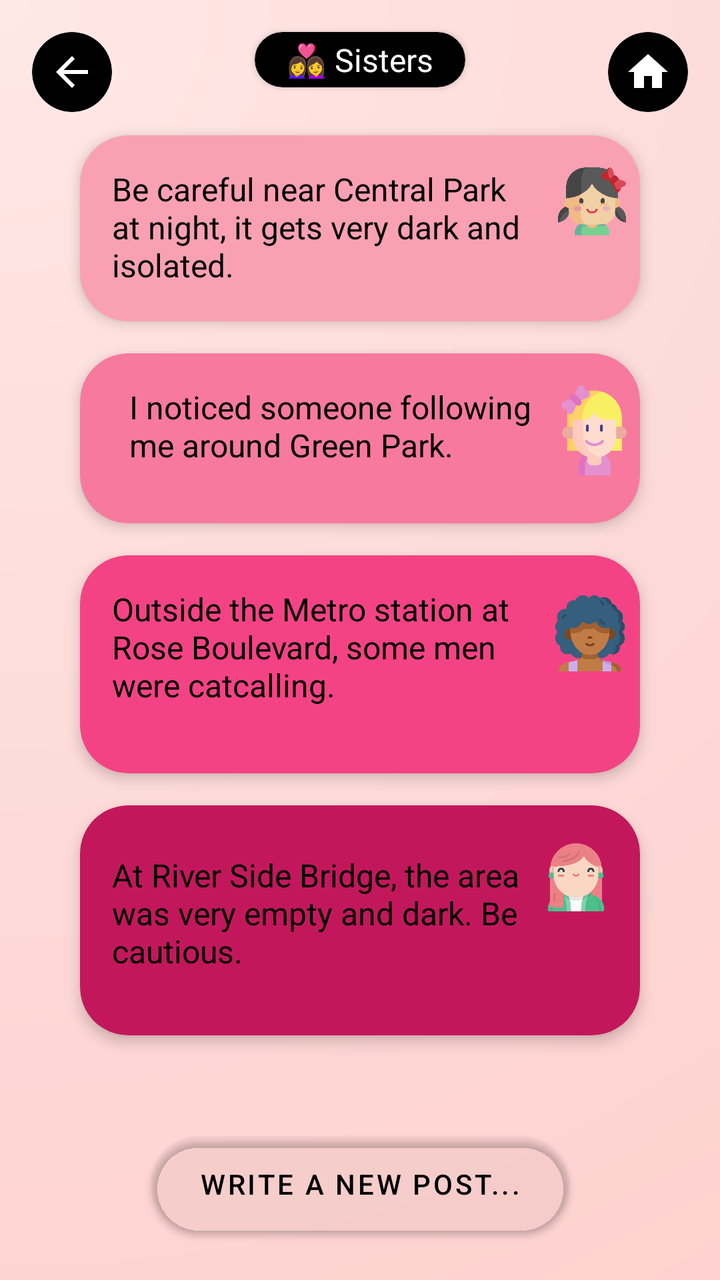
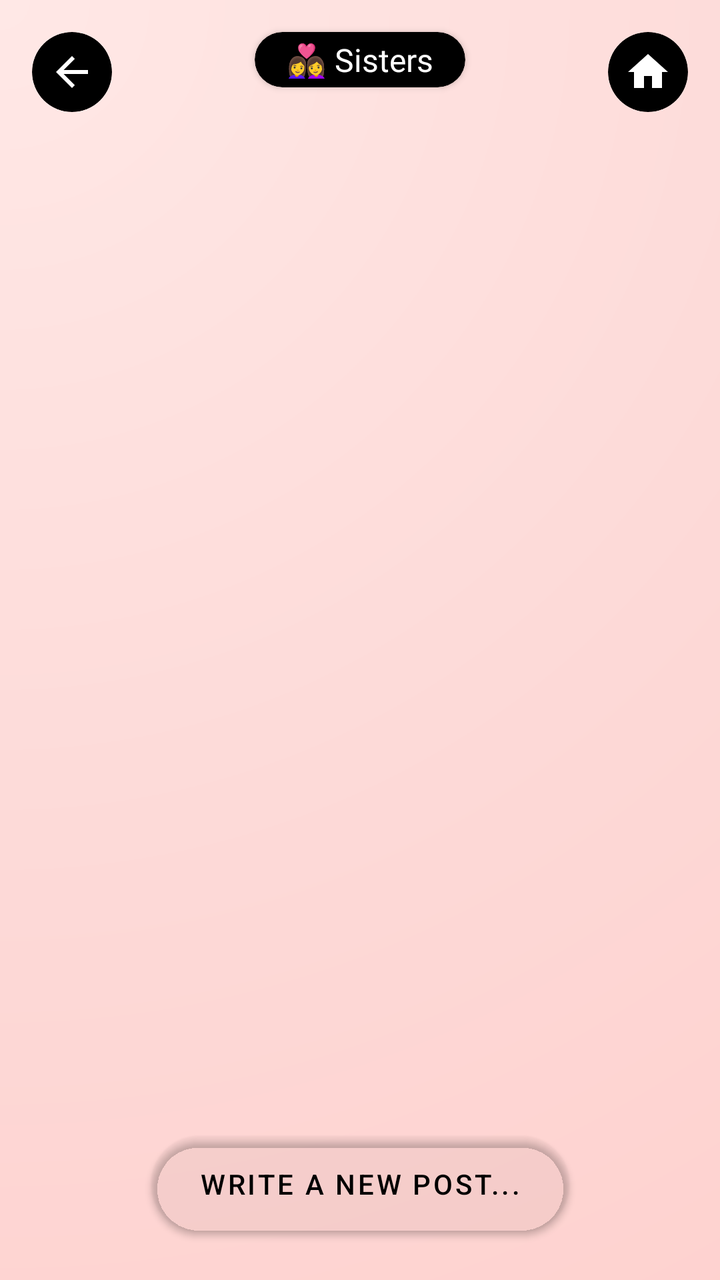

Screens rendered from an Android XML layout before and after an edit, with the pre-edit source and the edit as a unified diff.
<!-- AndroidManifest.xml: application theme Theme.SafeHer -->
<!-- res/layout/fragment_sisters.xml -->
<?xml version="1.0" encoding="utf-8"?>
<androidx.constraintlayout.widget.ConstraintLayout xmlns:android="http://schemas.android.com/apk/res/android"
    xmlns:app="http://schemas.android.com/apk/res-auto"
    xmlns:tools="http://schemas.android.com/tools"
    android:layout_width="match_parent"
    android:layout_height="match_parent"
    android:background="@drawable/gradient_background">

    
    <androidx.cardview.widget.CardView
        android:id="@+id/backButtonCard"
        android:layout_width="40dp"
        android:layout_height="40dp"
        android:layout_marginStart="16dp"
        android:layout_marginTop="16dp"
        app:cardBackgroundColor="#000000"
        app:cardCornerRadius="20dp"
        app:cardElevation="0dp"
        app:layout_constraintStart_toStartOf="parent"
        app:layout_constraintTop_toTopOf="parent">

        <ImageView
            android:id="@+id/backButton"
            android:layout_width="24dp"
            android:layout_height="24dp"
            android:layout_gravity="center"
            android:contentDescription="Back"
            android:src="@drawable/ic_back"
            app:tint="#FFFFFF" />
    </androidx.cardview.widget.CardView>

    
    <androidx.cardview.widget.CardView
        android:id="@+id/homeButtonCard"
        android:layout_width="40dp"
        android:layout_height="40dp"
        android:layout_marginTop="16dp"
        android:layout_marginEnd="16dp"
        app:cardBackgroundColor="#000000"
        app:cardCornerRadius="20dp"
        app:cardElevation="0dp"
        app:layout_constraintEnd_toEndOf="parent"
        app:layout_constraintTop_toTopOf="parent">

        <ImageView
            android:id="@+id/homeButton"
            android:layout_width="24dp"
            android:layout_height="24dp"
            android:layout_gravity="center"
            android:contentDescription="Home"
            android:src="@drawable/ic_home"
            app:tint="#FFFFFF" />
    </androidx.cardview.widget.CardView>

    <androidx.cardview.widget.CardView
        android:id="@+id/Sisters"
        android:layout_width="wrap_content"
        android:layout_height="wrap_content"
        android:layout_marginTop="16dp"
        app:cardBackgroundColor="#000000"
        app:cardCornerRadius="20dp"
        app:layout_constraintEnd_toEndOf="parent"
        app:layout_constraintStart_toStartOf="parent"
        app:layout_constraintTop_toTopOf="parent">

        <androidx.constraintlayout.widget.ConstraintLayout
            android:layout_width="wrap_content"
            android:layout_height="wrap_content"
            android:paddingHorizontal="16dp"
            android:paddingVertical="3dp">


            <TextView
                android:layout_width="wrap_content"
                android:layout_height="wrap_content"
                android:layout_marginStart="8dp"
                android:fontFamily="@font/poppins_medium"
                android:text="👩‍❤️‍👩 Sisters"
                android:textColor="#FFFFFF"
                android:textSize="16sp"
                app:layout_constraintBottom_toBottomOf="parent"
                app:layout_constraintEnd_toEndOf="parent"
                app:layout_constraintHorizontal_bias="0.0"
                app:layout_constraintStart_toEndOf="@id/clockIcon"
                app:layout_constraintTop_toTopOf="parent"
                app:layout_constraintVertical_bias="1.0" />

        </androidx.constraintlayout.widget.ConstraintLayout>
    </androidx.cardview.widget.CardView>

    
    <androidx.cardview.widget.CardView
        android:id="@+id/post1"
        android:layout_width="280dp"
        android:layout_height="wrap_content"
        app:cardCornerRadius="24dp"
        app:cardElevation="4dp"
        app:cardBackgroundColor="#F9A1B3"
        app:layout_constraintTop_toBottomOf="@id/Sisters"
        app:layout_constraintStart_toStartOf="parent"
        app:layout_constraintEnd_toEndOf="parent"
        android:layout_marginTop="24dp">

        <androidx.constraintlayout.widget.ConstraintLayout
            android:layout_width="307dp"
            android:layout_height="match_parent"
            android:padding="16dp">

            <ImageView
                android:id="@+id/profile_icon_post1"
                android:layout_width="38dp"
                android:layout_height="34dp"
                android:layout_marginEnd="16dp"
                android:src="@drawable/girl1"
                app:layout_constraintEnd_toEndOf="parent"
                app:layout_constraintTop_toTopOf="parent" />

            <TextView
                android:id="@+id/text_post1"
                android:layout_width="244dp"
                android:layout_height="61dp"
                android:text="Be careful near Central Park at night, it gets very dark and isolated."
                android:textColor="#000000"
                android:textSize="16sp"
                app:layout_constraintBottom_toBottomOf="parent"
                app:layout_constraintEnd_toStartOf="@+id/profile_icon_post1"
                app:layout_constraintHorizontal_bias="0.0"
                app:layout_constraintStart_toStartOf="parent"
                app:layout_constraintTop_toTopOf="parent"
                app:layout_constraintVertical_bias="0.0" />
        </androidx.constraintlayout.widget.ConstraintLayout>
    </androidx.cardview.widget.CardView>

    
    <androidx.cardview.widget.CardView
        android:id="@+id/post2"
        android:layout_width="280dp"
        android:layout_height="wrap_content"
        app:cardCornerRadius="24dp"
        app:cardElevation="4dp"
        app:cardBackgroundColor="#F77A9E"
        app:layout_constraintTop_toBottomOf="@id/post1"
        app:layout_constraintStart_toStartOf="parent"
        app:layout_constraintEnd_toEndOf="parent"
        android:layout_marginTop="16dp">

        <androidx.constraintlayout.widget.ConstraintLayout
            android:layout_width="299dp"
            android:layout_height="match_parent"
            android:padding="16dp">

            <ImageView
                android:id="@+id/profile_icon_post2"
                android:layout_width="52dp"
                android:layout_height="45dp"
                android:src="@drawable/girl2"
                app:layout_constraintEnd_toEndOf="parent"
                app:layout_constraintTop_toTopOf="parent" />

            <TextView
                android:id="@+id/text_post2"
                android:layout_width="221dp"
                android:layout_height="53dp"
                android:text="I noticed someone following me around Green Park."
                android:textColor="#000000"
                android:textSize="16sp"
                app:layout_constraintEnd_toEndOf="parent"
                app:layout_constraintHorizontal_bias="0.187"
                app:layout_constraintStart_toStartOf="parent"
                app:layout_constraintTop_toTopOf="parent" />
        </androidx.constraintlayout.widget.ConstraintLayout>
    </androidx.cardview.widget.CardView>

    
    <androidx.cardview.widget.CardView
        android:id="@+id/post3"
        android:layout_width="280dp"
        android:layout_height="wrap_content"
        app:cardCornerRadius="24dp"
        app:cardElevation="4dp"
        app:cardBackgroundColor="#F44384"
        app:layout_constraintTop_toBottomOf="@id/post2"
        app:layout_constraintStart_toStartOf="parent"
        app:layout_constraintEnd_toEndOf="parent"
        android:layout_marginTop="16dp">

        <androidx.constraintlayout.widget.ConstraintLayout
            android:layout_width="290dp"
            android:layout_height="wrap_content"
            android:padding="16dp">

            <ImageView
                android:id="@+id/profile_icon_post3"
                android:layout_width="38dp"
                android:layout_height="46dp"
                android:src="@drawable/girl3"
                app:layout_constraintEnd_toEndOf="parent"
                app:layout_constraintTop_toTopOf="parent" />

            <TextView
                android:id="@+id/text_post3"
                android:layout_width="226dp"
                android:layout_height="77dp"
                android:layout_marginEnd="8dp"
                android:text="Outside the Metro station at Rose Boulevard, some men were catcalling."
                android:textColor="#000000"
                android:textSize="16sp"
                app:layout_constraintEnd_toStartOf="@id/profile_icon_post3"
                app:layout_constraintHorizontal_bias="0.0"
                app:layout_constraintStart_toStartOf="parent"
                app:layout_constraintTop_toTopOf="parent" />
        </androidx.constraintlayout.widget.ConstraintLayout>
    </androidx.cardview.widget.CardView>

    
    <androidx.cardview.widget.CardView
        android:id="@+id/post4"
        android:layout_width="280dp"
        android:layout_height="wrap_content"
        app:cardCornerRadius="24dp"
        app:cardElevation="4dp"
        app:cardBackgroundColor="#C2185B"
        app:layout_constraintTop_toBottomOf="@id/post3"
        app:layout_constraintStart_toStartOf="parent"
        app:layout_constraintEnd_toEndOf="parent"
        android:layout_marginTop="16dp">

        <androidx.constraintlayout.widget.ConstraintLayout
            android:layout_width="293dp"
            android:layout_height="wrap_content"
            android:padding="16dp">

            <ImageView
                android:id="@+id/profile_icon_post4"
                android:layout_width="34dp"
                android:layout_height="40dp"
                android:layout_marginEnd="12dp"
                android:src="@drawable/girl4"
                app:layout_constraintEnd_toEndOf="parent"
                app:layout_constraintTop_toTopOf="parent" />

            <TextView
                android:id="@+id/text_post4"
                android:layout_width="235dp"
                android:layout_height="75dp"
                android:layout_marginTop="8dp"
                android:layout_marginEnd="8dp"
                android:text="At River Side Bridge, the area was very empty and dark. Be cautious."
                android:textColor="#000000"
                android:textSize="16sp"
                app:layout_constraintEnd_toStartOf="@id/profile_icon_post4"
                app:layout_constraintHorizontal_bias="0.0"
                app:layout_constraintStart_toStartOf="parent"
                app:layout_constraintTop_toTopOf="parent" />
        </androidx.constraintlayout.widget.ConstraintLayout>
    </androidx.cardview.widget.CardView>




    <com.google.android.material.button.MaterialButton
        android:id="@+id/write_new_post_button"
        android:layout_width="wrap_content"
        android:layout_height="wrap_content"
        android:text="Write a new post..."
        android:textColor="#000000"
        android:backgroundTint="@android:color/transparent"
        app:backgroundTint="@android:color/transparent"
        android:background="@drawable/outline_button_background"
        app:cornerRadius="24dp"
        app:strokeColor="#000000"
        app:strokeWidth="2dp"
        app:layout_constraintBottom_toBottomOf="parent"
        app:layout_constraintStart_toStartOf="parent"
        app:layout_constraintEnd_toEndOf="parent"
        android:layout_marginBottom="24dp"
        android:paddingHorizontal="24dp"
        android:paddingVertical="8dp" />


</androidx.constraintlayout.widget.ConstraintLayout>
<!-- resources referenced by this layout -->
<resources>
  <!-- drawable girl1: png bitmap (drawable, 32921 bytes) -->
  <!-- drawable girl2: png bitmap (drawable, 20301 bytes) -->
  <!-- drawable girl3: png bitmap (drawable, 33869 bytes) -->
  <!-- drawable girl4: png bitmap (drawable, 22341 bytes) -->
  <!-- drawable gradient_background (drawable) -->
  <?xml version="1.0" encoding="utf-8"?>
  <shape xmlns:android="http://schemas.android.com/apk/res/android">
      <gradient
          android:type="radial"
          android:gradientRadius="250%p"
          android:centerX="0"
          android:centerY="0"
          android:startColor="#FFE8E6"
          android:centerColor="#FDD9D7"
          android:endColor="#FFCECB" />
  </shape>
  <!-- drawable ic_back (drawable) -->
  <?xml version="1.0" encoding="utf-8"?>
  <vector xmlns:android="http://schemas.android.com/apk/res/android"
      android:width="24dp"
      android:height="24dp"
      android:viewportWidth="24"
      android:viewportHeight="24">
      <path
          android:fillColor="#000000"
          android:pathData="M20,11H7.83l5.59,-5.59L12,4l-8,8 8,8 1.41,-1.41L7.83,13H20v-2z"/>
  </vector>
  <!-- drawable ic_home (drawable) -->
  <vector xmlns:android="http://schemas.android.com/apk/res/android" android:height="24dp" android:tint="#000000" android:viewportHeight="24" android:viewportWidth="24" android:width="24dp">
  
      <path android:fillColor="@android:color/white" android:pathData="M10,20v-6h4v6h5v-8h3L12,3 2,12h3v8z"/>
  
  </vector>
  <!-- drawable outline_button_background (drawable) -->
  <?xml version="1.0" encoding="utf-8"?>
  <shape xmlns:android="http://schemas.android.com/apk/res/android"
      android:shape="rectangle">
      <solid android:color="#FFFFFF" />
      <stroke
          android:width="2dp"
          android:color="#000000" />
      <corners android:radius="24dp" />
  </shape>
  <style name="Theme.SafeHer" parent="Base.Theme.SafeHer" />
  <style name="Base.Theme.SafeHer" parent="Theme.MaterialComponents.NoActionBar">
          
          
      </style>
</resources>

<!-- the commit's change to res/layout/fragment_sisters.xml (unified diff, before → after) -->
@@ -81,179 +81,26 @@
                 app:layout_constraintBottom_toBottomOf="parent"
                 app:layout_constraintEnd_toEndOf="parent"
                 app:layout_constraintHorizontal_bias="0.0"
-                app:layout_constraintStart_toEndOf="@id/clockIcon"
+                app:layout_constraintStart_toEndOf="@id/homeButton"
                 app:layout_constraintTop_toTopOf="parent"
-                app:layout_constraintVertical_bias="1.0" />
+                app:layout_constraintVertical_bias="1.0"
+                tools:ignore="NotSibling,UnknownId" />
 
         </androidx.constraintlayout.widget.ConstraintLayout>
     </androidx.cardview.widget.CardView>
 
-    
-    <androidx.cardview.widget.CardView
-        android:id="@+id/post1"
-        android:layout_width="280dp"
-        android:layout_height="wrap_content"
-        app:cardCornerRadius="24dp"
-        app:cardElevation="4dp"
-        app:cardBackgroundColor="#F9A1B3"
+    <androidx.recyclerview.widget.RecyclerView
+        android:id="@+id/postsRecyclerView"
+        android:layout_width="0dp"
+        android:layout_height="0dp"
         app:layout_constraintTop_toBottomOf="@id/Sisters"
+        app:layout_constraintBottom_toTopOf="@id/write_new_post_button"
         app:layout_constraintStart_toStartOf="parent"
         app:layout_constraintEnd_toEndOf="parent"
-        android:layout_marginTop="24dp">
+        android:padding="8dp"
+        android:clipToPadding="false" />
 
-        <androidx.constraintlayout.widget.ConstraintLayout
-            android:layout_width="307dp"
-            android:layout_height="match_parent"
-            android:padding="16dp">
 
-            <ImageView
-                android:id="@+id/profile_icon_post1"
-                android:layout_width="38dp"
-                android:layout_height="34dp"
-                android:layout_marginEnd="16dp"
-                android:src="@drawable/girl1"
-                app:layout_constraintEnd_toEndOf="parent"
-                app:layout_constraintTop_toTopOf="parent" />
-
-            <TextView
-                android:id="@+id/text_post1"
-                android:layout_width="244dp"
-                android:layout_height="61dp"
-                android:text="Be careful near Central Park at night, it gets very dark and isolated."
-                android:textColor="#000000"
-                android:textSize="16sp"
-                app:layout_constraintBottom_toBottomOf="parent"
-                app:layout_constraintEnd_toStartOf="@+id/profile_icon_post1"
-                app:layout_constraintHorizontal_bias="0.0"
-                app:layout_constraintStart_toStartOf="parent"
-                app:layout_constraintTop_toTopOf="parent"
-                app:layout_constraintVertical_bias="0.0" />
-        </androidx.constraintlayout.widget.ConstraintLayout>
-    </androidx.cardview.widget.CardView>
-
-    
-    <androidx.cardview.widget.CardView
-        android:id="@+id/post2"
-        android:layout_width="280dp"
-        android:layout_height="wrap_content"
-        app:cardCornerRadius="24dp"
-        app:cardElevation="4dp"
-        app:cardBackgroundColor="#F77A9E"
-        app:layout_constraintTop_toBottomOf="@id/post1"
-        app:layout_constraintStart_toStartOf="parent"
-        app:layout_constraintEnd_toEndOf="parent"
-        android:layout_marginTop="16dp">
-
-        <androidx.constraintlayout.widget.ConstraintLayout
-            android:layout_width="299dp"
-            android:layout_height="match_parent"
-            android:padding="16dp">
-
-            <ImageView
-                android:id="@+id/profile_icon_post2"
-                android:layout_width="52dp"
-                android:layout_height="45dp"
-                android:src="@drawable/girl2"
-                app:layout_constraintEnd_toEndOf="parent"
-                app:layout_constraintTop_toTopOf="parent" />
-
-            <TextView
-                android:id="@+id/text_post2"
-                android:layout_width="221dp"
-                android:layout_height="53dp"
-                android:text="I noticed someone following me around Green Park."
-                android:textColor="#000000"
-                android:textSize="16sp"
-                app:layout_constraintEnd_toEndOf="parent"
-                app:layout_constraintHorizontal_bias="0.187"
-                app:layout_constraintStart_toStartOf="parent"
-                app:layout_constraintTop_toTopOf="parent" />
-        </androidx.constraintlayout.widget.ConstraintLayout>
-    </androidx.cardview.widget.CardView>
-
-    
-    <androidx.cardview.widget.CardView
-        android:id="@+id/post3"
-        android:layout_width="280dp"
-        android:layout_height="wrap_content"
-        app:cardCornerRadius="24dp"
-        app:cardElevation="4dp"
-        app:cardBackgroundColor="#F44384"
-        app:layout_constraintTop_toBottomOf="@id/post2"
-        app:layout_constraintStart_toStartOf="parent"
-        app:layout_constraintEnd_toEndOf="parent"
-        android:layout_marginTop="16dp">
-
-        <androidx.constraintlayout.widget.ConstraintLayout
-            android:layout_width="290dp"
-            android:layout_height="wrap_content"
-            android:padding="16dp">
-
-            <ImageView
-                android:id="@+id/profile_icon_post3"
-                android:layout_width="38dp"
-                android:layout_height="46dp"
-                android:src="@drawable/girl3"
-                app:layout_constraintEnd_toEndOf="parent"
-                app:layout_constraintTop_toTopOf="parent" />
-
-            <TextView
-                android:id="@+id/text_post3"
-                android:layout_width="226dp"
-                android:layout_height="77dp"
-                android:layout_marginEnd="8dp"
-                android:text="Outside the Metro station at Rose Boulevard, some men were catcalling."
-                android:textColor="#000000"
-                android:textSize="16sp"
-                app:layout_constraintEnd_toStartOf="@id/profile_icon_post3"
-                app:layout_constraintHorizontal_bias="0.0"
-                app:layout_constraintStart_toStartOf="parent"
-                app:layout_constraintTop_toTopOf="parent" />
-        </androidx.constraintlayout.widget.ConstraintLayout>
-    </androidx.cardview.widget.CardView>
-
-    
-    <androidx.cardview.widget.CardView
-        android:id="@+id/post4"
-        android:layout_width="280dp"
-        android:layout_height="wrap_content"
-        app:cardCornerRadius="24dp"
-        app:cardElevation="4dp"
-        app:cardBackgroundColor="#C2185B"
-        app:layout_constraintTop_toBottomOf="@id/post3"
-        app:layout_constraintStart_toStartOf="parent"
-        app:layout_constraintEnd_toEndOf="parent"
-        android:layout_marginTop="16dp">
-
-        <androidx.constraintlayout.widget.ConstraintLayout
-            android:layout_width="293dp"
-            android:layout_height="wrap_content"
-            android:padding="16dp">
-
-            <ImageView
-                android:id="@+id/profile_icon_post4"
-                android:layout_width="34dp"
-                android:layout_height="40dp"
-                android:layout_marginEnd="12dp"
-                android:src="@drawable/girl4"
-                app:layout_constraintEnd_toEndOf="parent"
-                app:layout_constraintTop_toTopOf="parent" />
-
-            <TextView
-                android:id="@+id/text_post4"
-                android:layout_width="235dp"
-                android:layout_height="75dp"
-                android:layout_marginTop="8dp"
-                android:layout_marginEnd="8dp"
-                android:text="At River Side Bridge, the area was very empty and dark. Be cautious."
-                android:textColor="#000000"
-                android:textSize="16sp"
-                app:layout_constraintEnd_toStartOf="@id/profile_icon_post4"
-                app:layout_constraintHorizontal_bias="0.0"
-                app:layout_constraintStart_toStartOf="parent"
-                app:layout_constraintTop_toTopOf="parent" />
-        </androidx.constraintlayout.widget.ConstraintLayout>
-    </androidx.cardview.widget.CardView>
 
 
 
<!-- resource entries referenced after the edit -->
@@ -1,9 +1,5 @@
 <!-- resources referenced by this layout -->
 <resources>
-  <!-- drawable girl1: png bitmap (drawable, 32921 bytes) -->
-  <!-- drawable girl2: png bitmap (drawable, 20301 bytes) -->
-  <!-- drawable girl3: png bitmap (drawable, 33869 bytes) -->
-  <!-- drawable girl4: png bitmap (drawable, 22341 bytes) -->
   <!-- drawable gradient_background (drawable) -->
   <?xml version="1.0" encoding="utf-8"?>
   <shape xmlns:android="http://schemas.android.com/apk/res/android">
